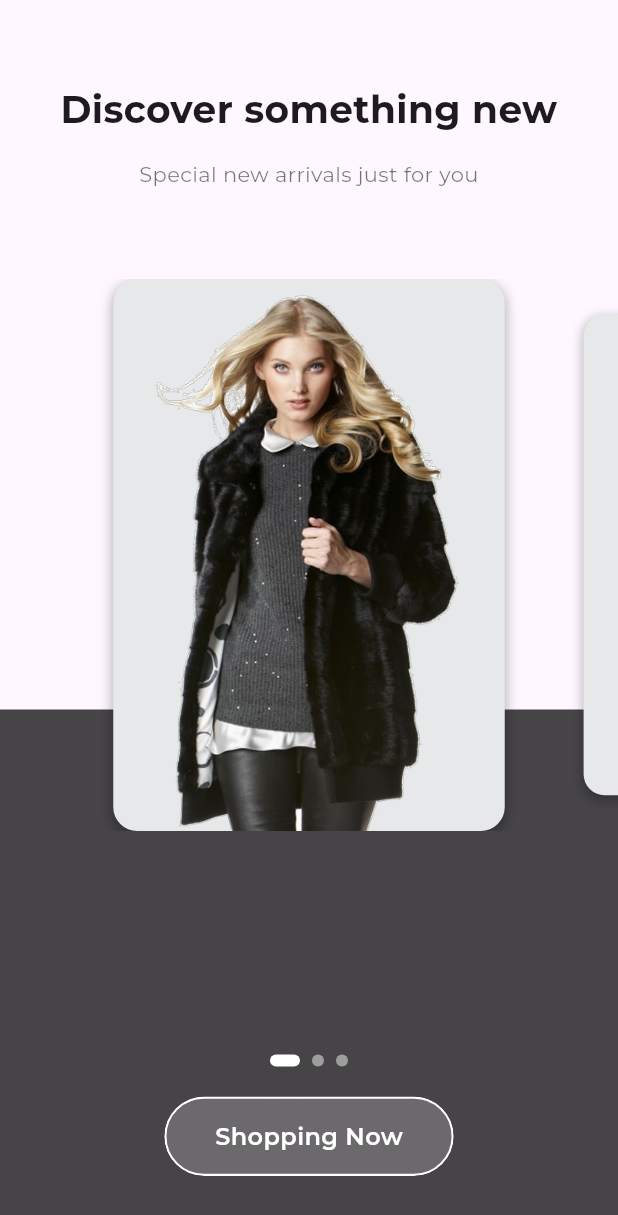
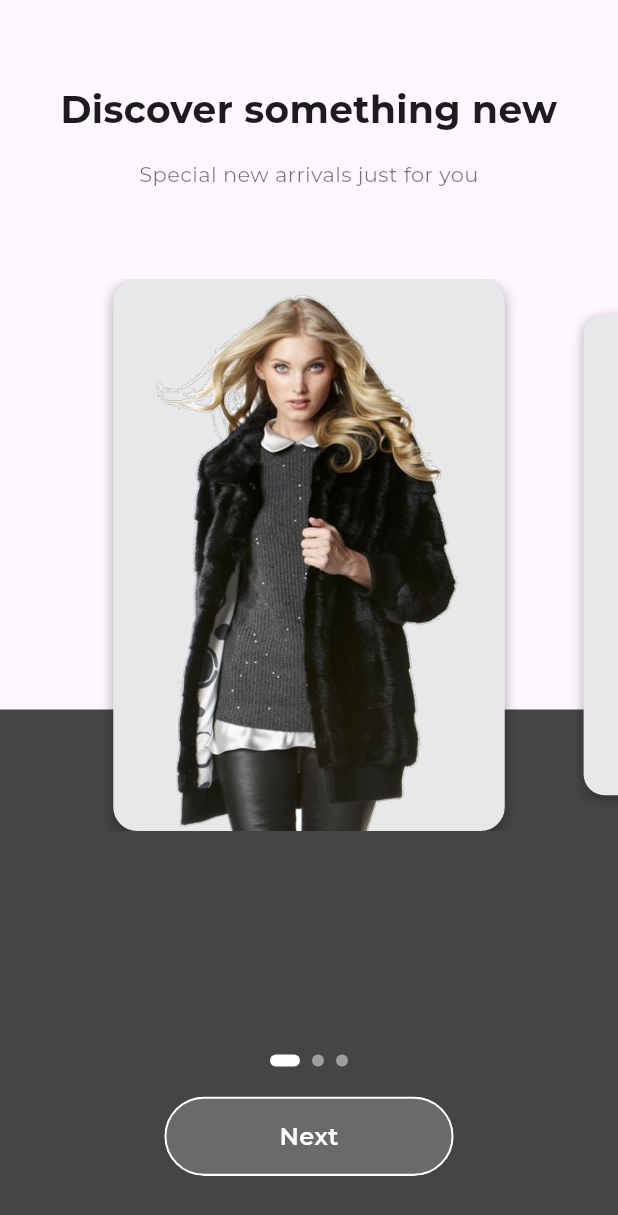
Before and after one commit to usama-tech-dev/gem_store, a Flutter app: the screen it shows after launch, on a phone screen of 412 x 824 dp. Shown: the top 1215 px of the screen. Run offline on Flutter 3.47's test engine with Material 3 defaults, Android fonts, the phone set to English and light mode, and no system bars; drawn by our look-alikes of carousel_slider; our stand-ins replace bloc, flutter_bloc, flutter_svg; project files that could hold a hidden picture were left out.

Commit message:
update button text in the onboarding screen

```diff
--- a/lib/ui/onboarding/onboarding.dart
+++ b/lib/ui/onboarding/onboarding.dart
@@ -93,7 +93,7 @@ class _OnboardingState extends State<Onboarding> {
 
                     /// Button
                     GlassButton(
-                      title: _activePage == images.length - 1 ? 'Get Started' : 'Shopping Now',
+                      title: _activePage == images.length - 1 ? 'Get Started' : 'Next',
                       onTap: () => onNextPage(),
                     ),
                     const SizedBox(height: 40),
```
